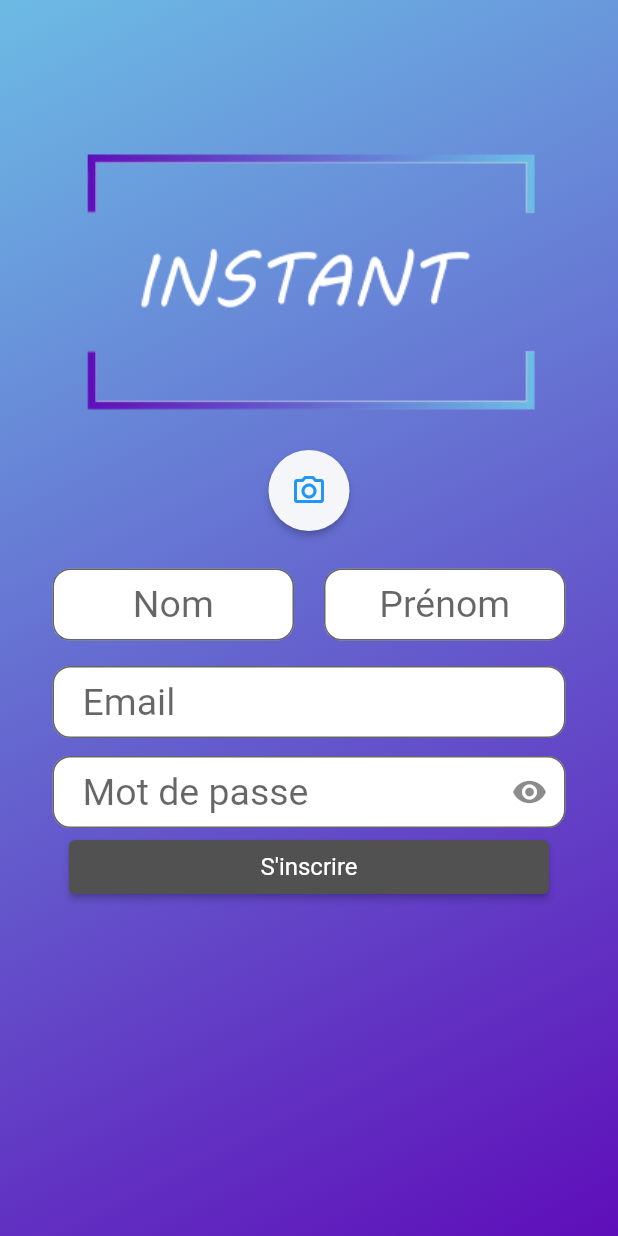
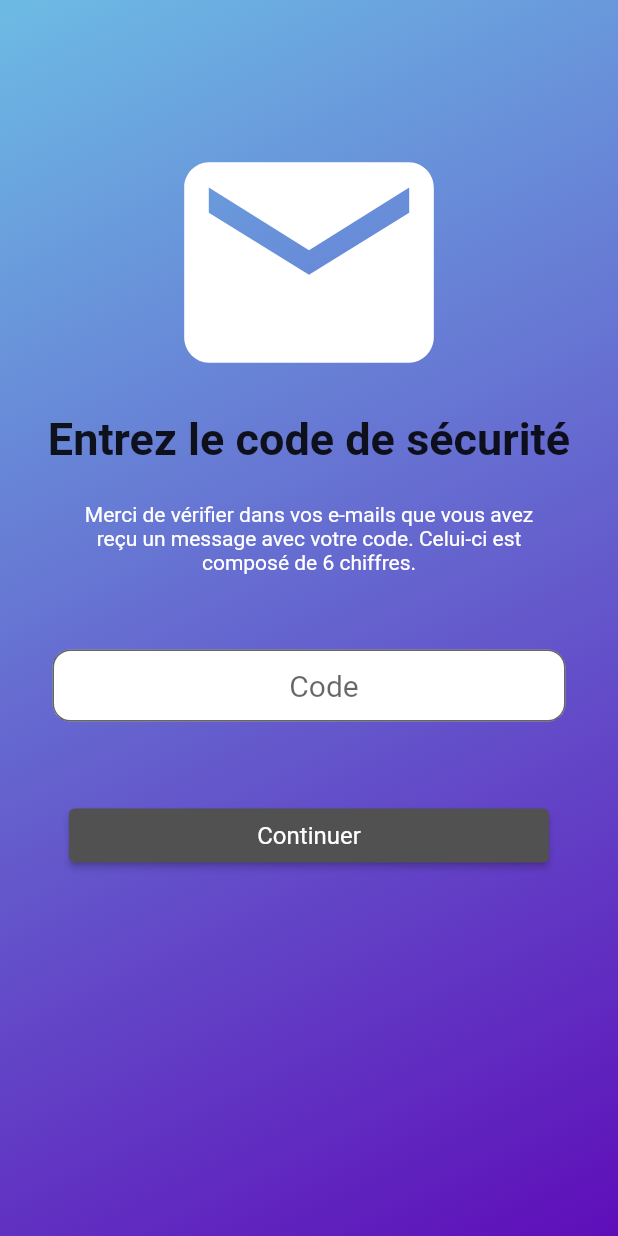
Before and after one commit to Happynounours/Instant, a Flutter app: the screen it shows after launch, on a phone screen of 412 x 824 dp. Run offline on Flutter 3.47's test engine with Material 2 defaults, Android fonts, the phone set to English and light mode, and no system bars; our stand-ins replace font_awesome_flutter.

Commit message:
SendCode dur, SendEmail dur
SendCode, SendEmail Front

```diff
--- a/lib/main.dart
+++ b/lib/main.dart
@@ -1,5 +1,7 @@
 import 'package:flutter/material.dart';
 import 'package:instant/connexion/Login.dart';
+import 'package:instant/motdepasseoublie/SendCode.dart';
+import 'package:instant/motdepasseoublie/SendEmail.dart';
 
 import 'inscription/register.dart';
 
@@ -29,7 +31,7 @@ class MyApp extends StatelessWidget {
             )),
             // child: Login(),
             // child: register(),
-            child: register(),
+            child: SendCode(),
           ),
       ),
     );
--- /dev/null
+++ b/lib/motdepasseoublie/SendCode.dart
@@ -0,0 +1,67 @@
+import 'package:flutter/material.dart';
+
+class SendCode extends StatelessWidget {
+  @override
+  Widget build(BuildContext context) {
+    return Column(
+      children: <Widget>[
+        Padding(
+          padding: const EdgeInsets.only(left: 100, right: 100, top: 75),
+          child: Icon(
+            Icons.mail,
+            color: Colors.white,
+            size: 200.0,
+          ),
+        ),
+        Text(
+          'Entrez le code de sécurité',
+          style: TextStyle(fontWeight: FontWeight.bold, fontSize: 30),
+        ),
+        Padding(
+          padding: const EdgeInsets.only(top: 25 ,left: 50, right: 50),
+          child: Text(
+            'Merci de vérifier dans vos e-mails que vous avez reçu un message avec votre code. Celui-ci est composé de 6 chiffres.',
+            textAlign: TextAlign.center,
+            style: TextStyle(
+              color: Colors.white,
+            ),
+
+          ),
+        ),
+        Padding(
+          padding: EdgeInsets.symmetric(vertical: 50, horizontal: 35),
+          child: SizedBox(
+            height: 50,
+            child: TextField(
+              textAlign: TextAlign.center,
+              decoration: InputDecoration(
+                focusedBorder: OutlineInputBorder(
+                  borderSide:
+                  BorderSide(width: 4, color: Colors.deepPurpleAccent),
+                ),
+                filled: true,
+                fillColor: Colors.white,
+                contentPadding: EdgeInsets.only(left: 20),
+                border: OutlineInputBorder(
+                  borderRadius: BorderRadius.circular(12),
+                ),
+                hintText: 'Code',
+              ),
+              style: TextStyle(fontSize: 20),
+            ),
+          ),
+        ),
+        ElevatedButton(
+          onPressed: () {},
+          child: Text('Continuer'),
+          style: ElevatedButton.styleFrom(
+              primary: Color.fromARGB(255, 81, 81, 81),
+              fixedSize: const Size(320, 35),
+              textStyle: TextStyle(
+                fontSize: 16,
+              )),
+        ),
+      ],
+    );
+  }
+}
```
Also changed, not shown: lib/motdepasseoublie/SendEmail.dart (added, +66 -0 lines).
